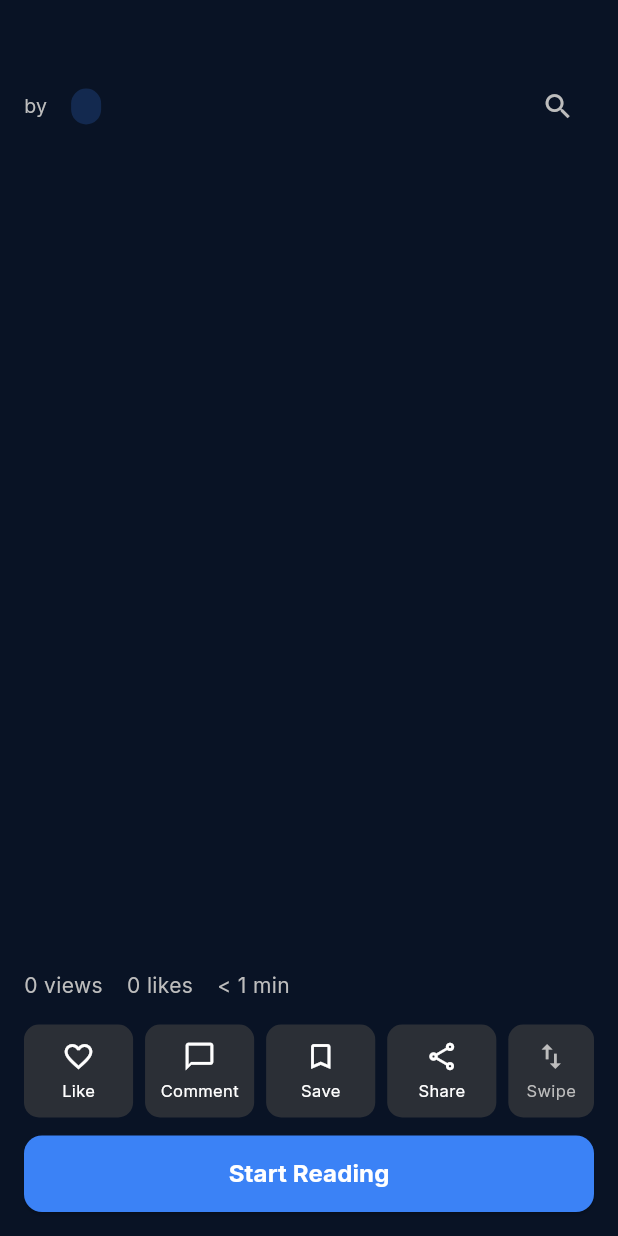
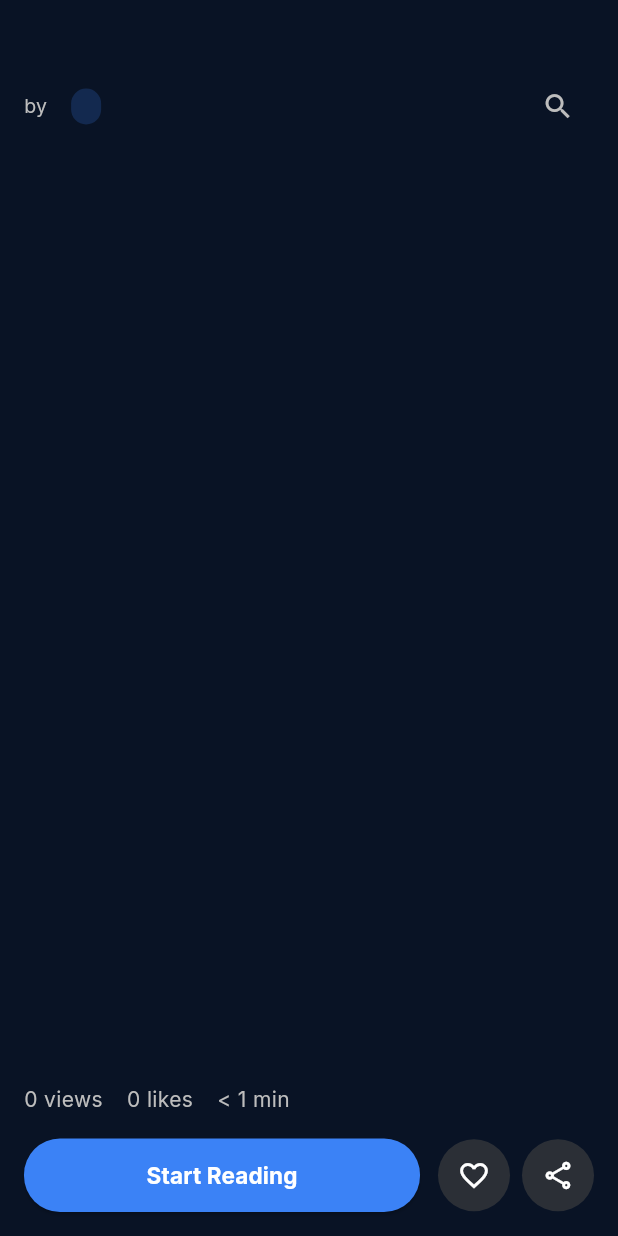
Before and after one commit to leozhansino-design/butternovel, a Flutter app: the ShortNovelCard widget shown alone on an empty page, opened directly with empty values, on a phone screen of 412 x 824 dp. Run offline on Flutter 3.47's test engine with Material 3 defaults, Android fonts, the phone set to English and light mode, and no system bars; our stand-ins replace google_fonts, shared_preferences; accounts and stored records are empty; network calls fail.

Commit message:
feat: Simplify card action buttons to match reader
- Remove Comment, Save, and Swipe buttons
- Keep only Start Reading, Like, and Share
- Use circular icon buttons for Like and Share
- Cleaner, more focused UI

```diff
--- a/flutter_app/lib/widgets/short_novel_card.dart
+++ b/flutter_app/lib/widgets/short_novel_card.dart
@@ -142,53 +142,11 @@ class ShortNovelCard extends StatelessWidget {
                     ],
                   ),
                   const SizedBox(height: 16),
-                  // Bottom Actions Row with swipe indicator
+                  // Bottom Action Row: Start Reading + Like + Share
                   Row(
                     children: [
-                      // Like button
-                      _buildBottomAction(Icons.favorite_border, 'Like'),
-                      const SizedBox(width: 8),
-                      // Comment button
-                      _buildBottomAction(Icons.chat_bubble_outline, 'Comment'),
-                      const SizedBox(width: 8),
-                      // Save button
-                      _buildBottomAction(Icons.bookmark_border, 'Save'),
-                      const SizedBox(width: 8),
-                      // Share button
-                      _buildBottomAction(Icons.share_outlined, 'Share'),
-                      const SizedBox(width: 8),
-                      // Swipe indicator
-                      Container(
-                        padding: const EdgeInsets.symmetric(vertical: 10, horizontal: 12),
-                        decoration: BoxDecoration(
-                          color: Colors.grey[800]?.withOpacity(0.6),
-                          borderRadius: BorderRadius.circular(10),
-                        ),
-                        child: Column(
-                          mainAxisSize: MainAxisSize.min,
-                          children: [
-                            Icon(
-                              Icons.swap_vert,
-                              color: Colors.grey[400],
-                              size: 22,
-                            ),
-                            const SizedBox(height: 4),
-                            Text(
-                              'Swipe',
-                              style: TextStyle(
-                                color: Colors.grey[400],
-                                fontSize: 11,
-                              ),
-                            ),
-                          ],
-                        ),
-                      ),
-                    ],
-                  ),
-                  const SizedBox(height: 12),
                       // Start Reading Button
-                  SizedBox(
-                    width: double.infinity,
+                      Expanded(
                         child: ElevatedButton(
                           onPressed: () {
                             Navigator.push(
@@ -203,17 +161,25 @@ class ShortNovelCard extends StatelessWidget {
                             foregroundColor: Colors.white,
                             padding: const EdgeInsets.symmetric(vertical: 14),
                             shape: RoundedRectangleBorder(
-                          borderRadius: BorderRadius.circular(12),
+                              borderRadius: BorderRadius.circular(24),
                             ),
                           ),
                           child: const Text(
                             'Start Reading',
                             style: TextStyle(
                               fontWeight: FontWeight.bold,
-                          fontSize: 16,
+                              fontSize: 15,
                             ),
                           ),
                         ),
+                      ),
+                      const SizedBox(width: 12),
+                      // Like button
+                      _buildCircleAction(Icons.favorite_border),
+                      const SizedBox(width: 8),
+                      // Share button
+                      _buildCircleAction(Icons.share_outlined),
+                    ],
                   ),
                 ],
               ),
@@ -234,32 +200,18 @@ class ShortNovelCard extends StatelessWidget {
     );
   }
 
-  Widget _buildBottomAction(IconData icon, String label) {
-    return Expanded(
-      child: Container(
-        padding: const EdgeInsets.symmetric(vertical: 10),
+  Widget _buildCircleAction(IconData icon) {
+    return Container(
+      width: 48,
+      height: 48,
       decoration: BoxDecoration(
         color: Colors.grey[800]?.withOpacity(0.6),
-          borderRadius: BorderRadius.circular(10),
+        shape: BoxShape.circle,
       ),
-        child: Column(
-          mainAxisSize: MainAxisSize.min,
-          children: [
-            Icon(
+      child: Icon(
         icon,
         color: Colors.white,
         size: 22,
-            ),
-            const SizedBox(height: 4),
-            Text(
-              label,
-              style: const TextStyle(
-                color: Colors.white,
-                fontSize: 11,
-              ),
-            ),
-          ],
-        ),
       ),
     );
   }
```
Lines whose indentation alone changed are shown as unchanged.
